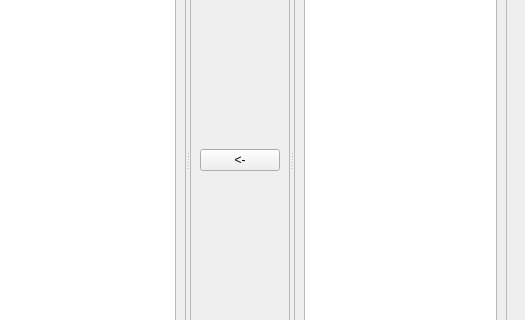
Basti110/qt-station-calibration, file test.ui: the form before one commit; both pictures show x 481 to 1006 and y 136 to 456 of the 1006 by 797 pixel window.
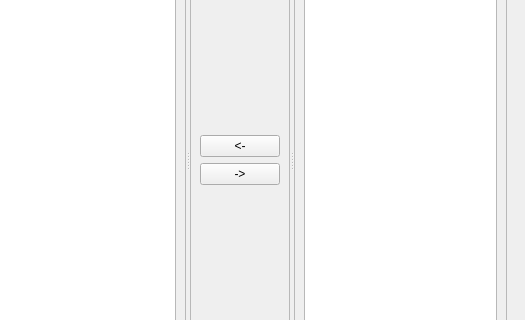
The form after the commit. The open tabs and pages were chosen to show the change.

Commit message: added dialog ui and suggestion buttons

Diff of the .ui file:
```diff
--- a/test.ui
+++ b/test.ui
@@ -343,6 +343,13 @@
                </property>
               </widget>
              </item>
+             <item>
+              <widget class="QPushButton" name="remove_suggestion_button">
+               <property name="text">
+                <string>-&gt;</string>
+               </property>
+              </widget>
+             </item>
              <item>
               <spacer name="verticalSpacer_2">
                <property name="orientation">
```
Left out of the diff: 4 changed lines with no effect on the pictures. The commit also changes 4 other files.
